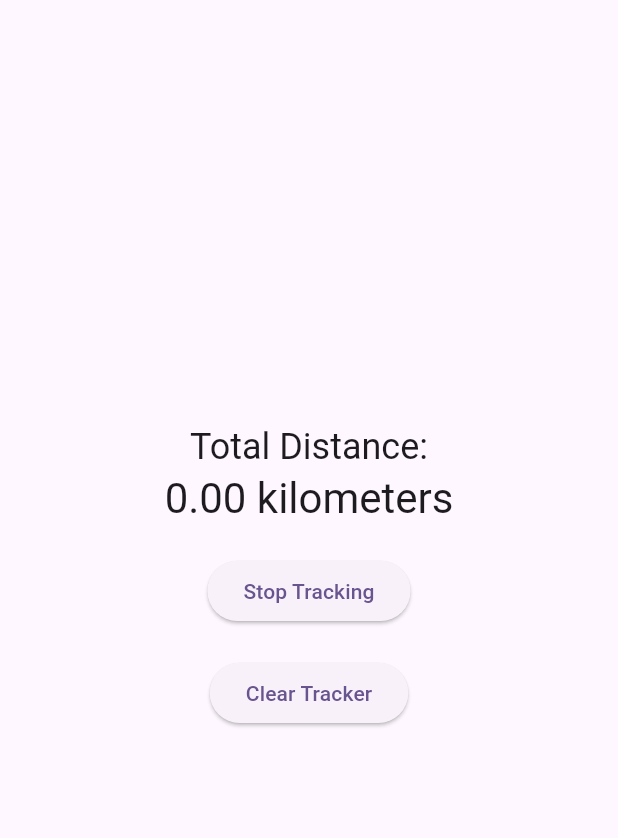
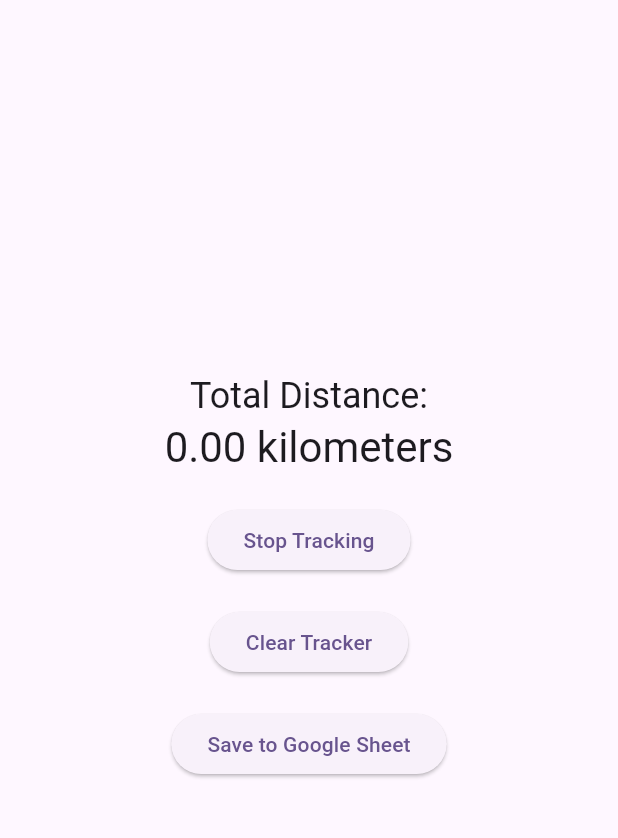
Before and after one commit to jenyeeiam/flutter-driving-distance, a Flutter app: the screen it shows after launch, after a tap on "Start Tracking", on a phone screen of 412 x 824 dp, the part 84-922 px from its top. Run offline on Flutter 3.47's test engine with Material 3 defaults, Android fonts, the phone set to English and light mode, and no system bars; our stand-ins replace flutter_dotenv, geolocator, googleapis_auth; missing offline and left inert: googleapis.

Commit message:
writing to google sheet

```diff
--- /dev/null
+++ b/lib/google_credentials.dart
@@ -0,0 +1,14 @@
+import 'package:flutter_dotenv/flutter_dotenv.dart';
+
+class GoogleCredentials {
+  static String get privateKey => dotenv.env['GOOGLE_PRIVATE_KEY'] ?? '';
+  static String get clientEmail => dotenv.env['GOOGLE_CLIENT_EMAIL'] ?? '';
+  static String get spreadsheetId => dotenv.env['GOOGLE_SPREADSHEET_ID'] ?? '';
+  static String get projectId => dotenv.env['GOOGLE_PROJECT_ID'] ?? '';
+  static String get privateKeyId => dotenv.env['GOOGLE_PRIVATE_KEY_ID'] ?? '';
+  static String get clientId => dotenv.env['GOOGLE_CLIENT_ID'] ?? '';
+  static String get clientCertUrl => dotenv.env['GOOGLE_CLIENT_CERT_URL'] ?? '';
+  static String get authUri => dotenv.env['GOOGLE_AUTH_URI'] ?? '';
+  static String get tokenUri => dotenv.env['GOOGLE_TOKEN_URI'] ?? '';
+  static String get certUrl => dotenv.env['GOOGLE_CERT_URL'] ?? '';
+}
--- /dev/null
+++ b/lib/google_sheets_helper.dart
@@ -0,0 +1,46 @@
+import 'package:googleapis/sheets/v4.dart' as sheets;
+import 'package:googleapis_auth/auth_io.dart';
+import 'google_credentials.dart';
+
+class GoogleSheetsHelper {
+  final String spreadsheetId;
+  final ServiceAccountCredentials accountCredentials;
+  final List<String> scopes;
+
+  GoogleSheetsHelper({
+    required this.spreadsheetId,
+    this.scopes = const [sheets.SheetsApi.spreadsheetsScope],
+  }) : accountCredentials = ServiceAccountCredentials.fromJson({
+          "type": "service_account",
+          "project_id": GoogleCredentials.projectId,
+          "private_key_id": GoogleCredentials.privateKeyId,
+          "private_key": GoogleCredentials.privateKey,
+          "client_email": GoogleCredentials.clientEmail,
+          "client_id": GoogleCredentials.clientId,
+          "auth_uri": GoogleCredentials.authUri,
+          "token_uri": GoogleCredentials.tokenUri,
+          "auth_provider_x509_cert_url": GoogleCredentials.certUrl,
+          "client_x509_cert_url": GoogleCredentials.clientCertUrl,
+        });
+
+  Future<void> appendRow(List<Object> row) async {
+    final client = await clientViaServiceAccount(accountCredentials, scopes);
+    final sheetsApi = sheets.SheetsApi(client);
+
+    const range = "Sheet1!A:B"; // Specify the range for appending rows
+
+    final valueRange = sheets.ValueRange.fromJson({
+      "range": range,
+      "values": [row],
+    });
+
+    await sheetsApi.spreadsheets.values.append(
+      valueRange,
+      spreadsheetId,
+      range,
+      valueInputOption: "RAW",
+    );
+
+    client.close();
+  }
+}
--- a/lib/main.dart
+++ b/lib/main.dart
@@ -1,8 +1,16 @@
 import 'package:flutter/material.dart';
 import 'package:geolocator/geolocator.dart';
+import 'package:googleapis/sheets/v4.dart' as sheets;
+import 'package:googleapis_auth/auth_io.dart';
 import 'dart:async';
+import 'dart:convert';
+import 'package:http/http.dart' as http;
+import 'google_sheets_helper.dart';
+import 'google_credentials.dart';
+import 'package:flutter_dotenv/flutter_dotenv.dart';
 
-void main() {
+void main() async {
+  await dotenv.load(fileName: ".env");
   runApp(const MileageTracker());
 }
 
@@ -35,6 +43,7 @@ class MyHomePage extends StatefulWidget {
 class _MyHomePageState extends State<MyHomePage> {
   bool _isTracking = false;
   double _totalDistance = 0.0;
+  double _distanceDuringPause = 0.0; // Hold paused distance
   Position? _lastPosition;
   StreamSubscription<Position>? _positionStreamSubscription;
 
@@ -52,6 +61,8 @@ class _MyHomePageState extends State<MyHomePage> {
 
     setState(() {
       _isTracking = true;
+      _distanceDuringPause = 0.0; // Reset paused distance
+      _lastPosition = null; // Reset the last position
     });
 
     // Start listening to position updates
@@ -79,8 +90,8 @@ class _MyHomePageState extends State<MyHomePage> {
   void _stopTracking() {
     setState(() {
       _isTracking = false;
+      _distanceDuringPause = 0.0; // Reset the paused distance
     });
-    // Cancel the subscription but keep the last position
     _positionStreamSubscription?.pause();
   }
 
@@ -91,7 +102,36 @@ class _MyHomePageState extends State<MyHomePage> {
       _lastPosition = null;
     });
     _positionStreamSubscription?.cancel();
-    _positionStreamSubscription = null; // Reset the subscription
+    _positionStreamSubscription = null;
+  }
+
+  // Function to add a new row to Google Sheet
+  void _addRowToGoogleSheet() async {
+    // Initialize the helper
+    final googleSheetsHelper = GoogleSheetsHelper(
+      spreadsheetId: GoogleCredentials.spreadsheetId,  // Use the ID from GoogleCredentials
+    );
+
+    // Format the date and round kilometers
+    final today = DateTime.now();
+    final formattedDate = "${today.month.toString().padLeft(2, '0')}/${today.day.toString().padLeft(2, '0')}/${today.year}";
+    final roundedKilometers = (_totalDistance / 1000).ceil();
+
+    // Append the row
+    try {
+      await googleSheetsHelper.appendRow([formattedDate, roundedKilometers]);
+
+      // Notify the user of success
+      ScaffoldMessenger.of(context).showSnackBar(
+        const SnackBar(content: Text("Data saved to Google Sheet!")),
+      );
+    } catch (e) {
+      // Handle errors
+      ScaffoldMessenger.of(context).showSnackBar(
+        const SnackBar(content: Text("Failed to save data to Google Sheet!")),
+      );
+      print(e);
+    }
   }
 
   @override
@@ -129,6 +169,11 @@ class _MyHomePageState extends State<MyHomePage> {
               onPressed: _clearTracking,
               child: const Text('Clear Tracker'),
             ),
+            const SizedBox(height: 20),
+            ElevatedButton(
+              onPressed: _addRowToGoogleSheet,
+              child: const Text('Save to Google Sheet'),
+            ),
           ],
         ),
       ),
```
Also changed, not shown: pubspec.yaml (+6 -2 lines), pubspec.lock, 1 other file.
